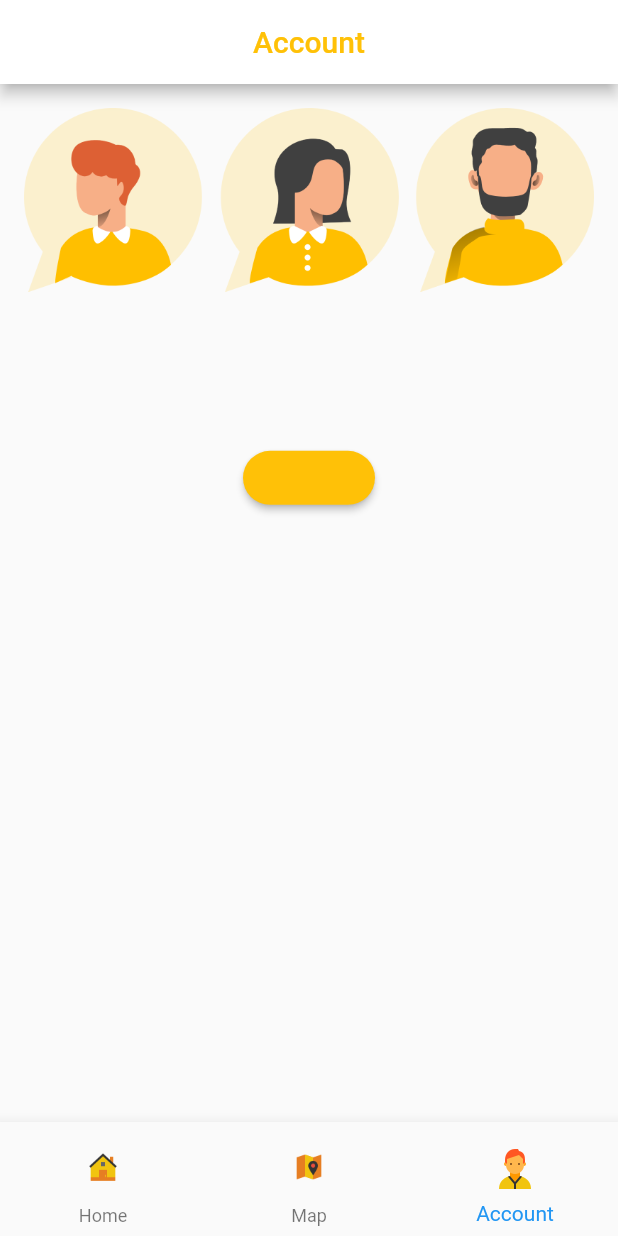
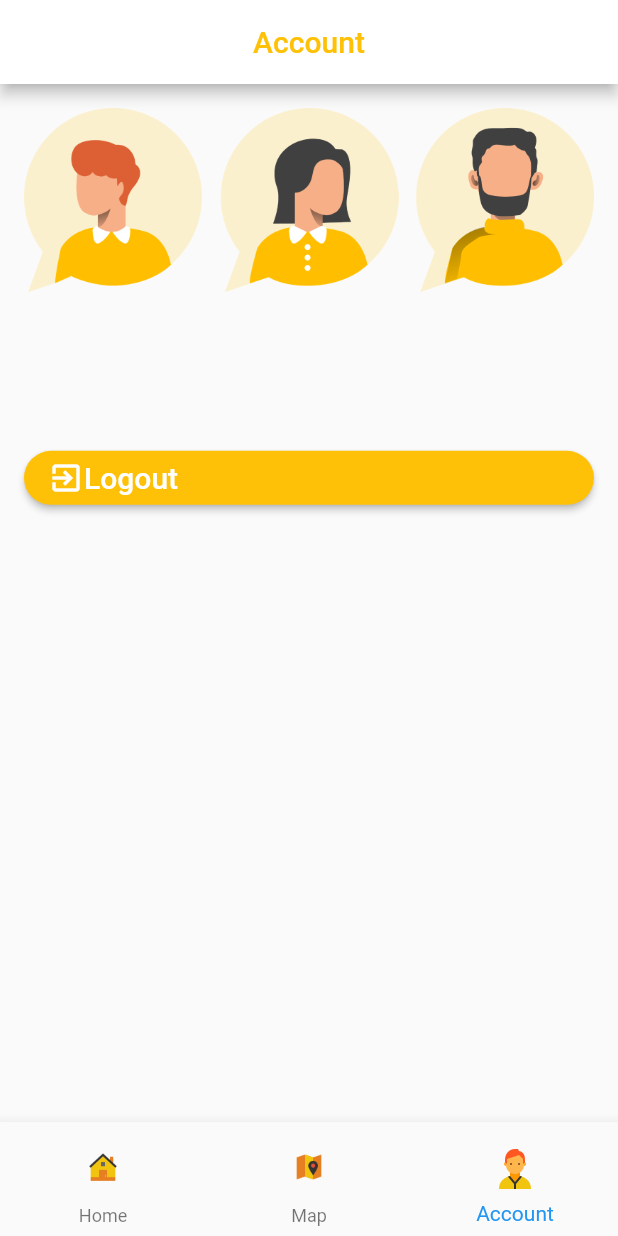
Before and after one commit to letsclode/taghole, a Flutter app: the Home screen opened directly, item 3 of the bottom bar chosen, on a phone screen of 412 x 824 dp. Run offline on Flutter 3.47's test engine with Material 2 defaults, Android fonts, the light colour scheme and no system bars; our stand-ins replace auto_size_text, cloud_firestore, email_validator, firebase_auth, firebase_core, firebase_storage and 10 more; missing offline and left inert: geoflutterfire2; accounts and stored records are empty; network calls fail.

Commit message:
river pod setup

```diff
--- a/lib/Screens/Authentication/Auth.dart
+++ b/lib/Screens/Authentication/Auth.dart
@@ -11,6 +11,6 @@ class HomeScreen extends HookConsumerWidget {
   Widget build(BuildContext context, WidgetRef ref) {
     final user = ref.watch(authControllerProvider);
 
-    return user != null ? Home() : const First();
+    return user != null ? const Home() : const First();
   }
 }
--- a/lib/Screens/Authentication/views/home.dart
+++ b/lib/Screens/Authentication/views/home.dart
@@ -5,6 +5,8 @@ import '../../BottomNavBarPages/views/ComplaintPage.dart';
 import '../../BottomNavBarPages/views/MapPage.dart';
 
 class Home extends StatefulWidget {
+  const Home({super.key});
+
   @override
   _HomeState createState() => _HomeState();
 }
@@ -12,7 +14,11 @@ class Home extends StatefulWidget {
 class _HomeState extends State<Home> {
   int _currentIndex = 0;
 
-  final List<Widget> _children = [ComplaintPage(), MapPage(), AccountPage()];
+  final List<Widget> _children = [
+    ComplaintPage(),
+    MapPage(),
+    const AccountPage()
+  ];
 
   void onTabTapped(int index) {
     setState(() {
@@ -29,28 +35,28 @@ class _HomeState extends State<Home> {
         currentIndex: _currentIndex,
         items: [
           BottomNavigationBarItem(
-              activeIcon: new Tab(
-                icon: new Image.asset(
+              activeIcon: Tab(
+                icon: Image.asset(
                   "assets/Navbar/home.png",
                   height: 32,
                 ),
               ),
-              icon: new Tab(
-                icon: new Image.asset(
+              icon: Tab(
+                icon: Image.asset(
                   "assets/Navbar/home.png",
                   height: 22,
                 ),
               ),
               label: 'Home'),
           BottomNavigationBarItem(
-            activeIcon: new Tab(
-              icon: new Image.asset(
+            activeIcon: Tab(
+              icon: Image.asset(
                 "assets/Navbar/map.png",
                 height: 32,
               ),
             ),
-            icon: new Tab(
-              icon: new Image.asset(
+            icon: Tab(
+              icon: Image.asset(
                 "assets/Navbar/map.png",
                 height: 22,
               ),
@@ -58,14 +64,14 @@ class _HomeState extends State<Home> {
             label: 'Map',
           ),
           BottomNavigationBarItem(
-              activeIcon: new Tab(
-                icon: new Image.asset(
+              activeIcon: Tab(
+                icon: Image.asset(
                   "assets/Navbar/user.png",
                   height: 32,
                 ),
               ),
-              icon: new Tab(
-                icon: new Image.asset(
+              icon: Tab(
+                icon: Image.asset(
                   "assets/Navbar/user.png",
                   height: 22,
                 ),
--- a/lib/Screens/Authentication/widgets/providerWidget.dart
+++ /dev/null
@@ -1,18 +0,0 @@
-import 'package:flutter/material.dart';
-
-import '../services/auth_service.dart';
-
-class Provider extends InheritedWidget {
-  final AuthService auth;
-  Provider({Key? key, Widget? child, required this.auth})
-      : super(key: key, child: child!);
-
-  @override
-  bool updateShouldNotify(InheritedWidget oldWidget) {
-    return true;
-  }
-
-  static Provider of(BuildContext context) =>
-      (context.getInheritedWidgetOfExactType()!);
-  //  static Provider of(BuildContext context) => (context.dependOnInheritedWidgetOfExactType(aspect: Provider));
-}
--- a/lib/Screens/BottomNavBarPages/views/AccountPage.dart
+++ b/lib/Screens/BottomNavBarPages/views/AccountPage.dart
@@ -1,19 +1,22 @@
 import 'package:flutter/material.dart';
+import 'package:hooks_riverpod/hooks_riverpod.dart';
 
-import '../../Authentication/services/auth_service.dart';
-import '../../Authentication/widgets/providerWidget.dart';
+import '../../../controllers/auth_controller.dart';
 
-class AccountPage extends StatefulWidget {
+class AccountPage extends ConsumerStatefulWidget {
+  const AccountPage({super.key});
+
   @override
-  _AccountPageState createState() => _AccountPageState();
+  ConsumerState<ConsumerStatefulWidget> createState() => _AccountPageState();
 }
 
-class _AccountPageState extends State<AccountPage> {
+class _AccountPageState extends ConsumerState<AccountPage> {
   @override
   Widget build(BuildContext context) {
+    final authProvider = ref.watch(authControllerProvider.notifier);
     return Scaffold(
       appBar: AppBar(
-        title: Text(
+        title: const Text(
           "Account",
           style: TextStyle(color: Colors.amber),
         ),
@@ -21,34 +24,38 @@ class _AccountPageState extends State<AccountPage> {
         backgroundColor: Colors.white,
       ),
       body: Container(
-        padding: EdgeInsets.all(16.0),
+        padding: const EdgeInsets.all(16.0),
         child: Column(
           children: <Widget>[
             Image.asset('assets/Account/account.png'),
-            SizedBox(height: 100.0),
+            const SizedBox(height: 100.0),
             Center(
               child: MaterialButton(
                 color: Colors.amber,
                 onPressed: () async {
                   try {
-                    AuthService auth = Provider.of(context).auth;
-                    await auth.signOut();
+                    authProvider.signOut();
                   } catch (e) {
                     print(e);
                   }
                 },
+                shape: RoundedRectangleBorder(
+                  borderRadius: BorderRadius.circular(18.0),
+                ),
 
                 //TODO: fix this
-                // icon: Icon(
-                //   Icons.exit_to_app,
-                //   color: Colors.white,
-                // ),
-                // t: Text(
-                //   'Logout',
-                //   style: TextStyle(color: Colors.white, fontSize: 20.0),
-                // ),
-                shape: RoundedRectangleBorder(
-                  borderRadius: BorderRadius.circular(18.0),
+
+                child: const Row(
+                  children: [
+                    Icon(
+                      Icons.exit_to_app,
+                      color: Colors.white,
+                    ),
+                    Text(
+                      'Logout',
+                      style: TextStyle(color: Colors.white, fontSize: 20.0),
+                    ),
+                  ],
                 ),
               ),
             ),
```
Also changed, not shown: lib/Screens/Authentication/services/auth_service.dart (deleted, +0 -109 lines), lib/Screens/Authentication/views/citizenSignup.dart (+4 -5 lines), lib/Screens/Authentication/views/signup.dart (+17 -16 lines), lib/Screens/Authentication/widgets/customDialog.dart (+12 -11 lines), lib/Screens/VisitorsPage/visitors_screen.dart (added, +20 -0 lines), lib/constant/color.dart (added, +7 -0 lines), lib/controllers/auth_controller.dart (+20 -1 lines), lib/controllers/user_controller.dart (added, +93 -0 lines), lib/main.dart (+13 -1 lines), lib/repositories/auth_repository.dart (+44 -1 lines).
